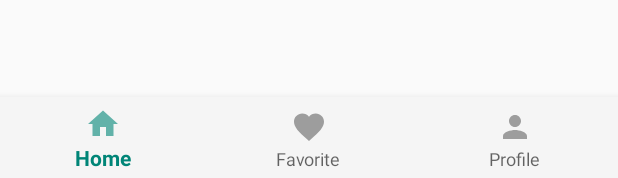
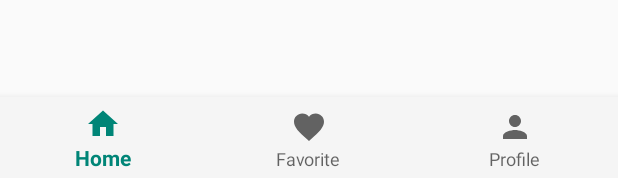
Before and after one commit to meksconways/AreYouExpert-Android, an Android app: the layout activity_main.xml on its own in the app's theme, with its tools: preview values and no code run, on a phone screen of 412 x 824 dp. Shown: the part 1055-1233 px from the top of the screen. Run offline under Robolectric (Android 15) with nearby library versions, the phone set to English and light mode, and no system bars.

Commit message:
bottom nav bar iconları tekrar düzenlendi

```diff
--- a/app/src/main/res/drawable-anydpi/ic_action_fav.xml
+++ /dev/null
@@ -1,11 +0,0 @@
-<vector xmlns:android="http://schemas.android.com/apk/res/android"
-    android:width="24dp"
-    android:height="24dp"
-    android:viewportWidth="24"
-    android:viewportHeight="24"
-    android:tint="#333333"
-    android:alpha="0.6">
-    <path
-        android:fillColor="#FF000000"
-        android:pathData="M12,21.35l-1.45,-1.32C5.4,15.36 2,12.28 2,8.5 2,5.42 4.42,3 7.5,3c1.74,0 3.41,0.81 4.5,2.09C13.09,3.81 14.76,3 16.5,3 19.58,3 22,5.42 22,8.5c0,3.78 -3.4,6.86 -8.55,11.54L12,21.35z"/>
-</vector>
--- a/app/src/main/res/drawable-anydpi/ic_action_profile.xml
+++ /dev/null
@@ -1,11 +0,0 @@
-<vector xmlns:android="http://schemas.android.com/apk/res/android"
-    android:width="24dp"
-    android:height="24dp"
-    android:viewportWidth="24"
-    android:viewportHeight="24"
-    android:tint="#333333"
-    android:alpha="0.6">
-    <path
-        android:fillColor="#FF000000"
-        android:pathData="M12,12c2.21,0 4,-1.79 4,-4s-1.79,-4 -4,-4 -4,1.79 -4,4 1.79,4 4,4zM12,14c-2.67,0 -8,1.34 -8,4v2h16v-2c0,-2.66 -5.33,-4 -8,-4z"/>
-</vector>
--- /dev/null
+++ b/app/src/main/res/drawable/ic_action_fav.xml
@@ -0,0 +1,9 @@
+<vector xmlns:android="http://schemas.android.com/apk/res/android"
+    android:width="28dp"
+    android:height="28dp"
+    android:viewportWidth="24.0"
+    android:viewportHeight="24.0">
+    <path
+        android:fillColor="#FF000000"
+        android:pathData="M12,21.35l-1.45,-1.32C5.4,15.36 2,12.28 2,8.5 2,5.42 4.42,3 7.5,3c1.74,0 3.41,0.81 4.5,2.09C13.09,3.81 14.76,3 16.5,3 19.58,3 22,5.42 22,8.5c0,3.78 -3.4,6.86 -8.55,11.54L12,21.35z" />
+</vector>
--- a/app/src/main/res/drawable-anydpi/ic_action_home.xml
+++ b/app/src/main/res/drawable/ic_action_home.xml
@@ -1,10 +1,8 @@
 <vector xmlns:android="http://schemas.android.com/apk/res/android"
-    android:width="24dp"
-    android:height="24dp"
-    android:viewportWidth="24"
-    android:viewportHeight="24"
-    android:tint="#333333"
-    android:alpha="0.6">
+        android:width="28dp"
+        android:height="28dp"
+        android:viewportWidth="24.0"
+        android:viewportHeight="24.0">
     <path
         android:fillColor="#FF000000"
         android:pathData="M10,20v-6h4v6h5v-8h3L12,3 2,12h3v8z"/>
--- /dev/null
+++ b/app/src/main/res/drawable/ic_action_profile.xml
@@ -0,0 +1,4 @@
+<vector android:height="28dp" android:viewportHeight="24.0"
+    android:viewportWidth="24.0" android:width="28dp" xmlns:android="http://schemas.android.com/apk/res/android">
+    <path android:fillColor="#FF000000" android:pathData="M12,12c2.21,0 4,-1.79 4,-4s-1.79,-4 -4,-4 -4,1.79 -4,4 1.79,4 4,4zM12,14c-2.67,0 -8,1.34 -8,4v2h16v-2c0,-2.66 -5.33,-4 -8,-4z"/>
+</vector>
```
Also changed, not shown: app/src/main/res/drawable-hdpi/ic_action_fav.png (deleted), app/src/main/res/drawable-hdpi/ic_action_home.png (deleted), app/src/main/res/drawable-hdpi/ic_action_profile.png (deleted), app/src/main/res/drawable-mdpi/ic_action_fav.png (deleted), app/src/main/res/drawable-mdpi/ic_action_home.png (deleted), app/src/main/res/drawable-mdpi/ic_action_profile.png (deleted), app/src/main/res/drawable-xhdpi/ic_action_fav.png (deleted), app/src/main/res/drawable-xhdpi/ic_action_home.png (deleted), app/src/main/res/drawable-xhdpi/ic_action_profile.png (deleted), app/src/main/res/drawable-xxhdpi/ic_action_fav.png (deleted), app/src/main/res/drawable-xxhdpi/ic_action_home.png (deleted), app/src/main/res/drawable-xxhdpi/ic_action_profile.png (deleted).
